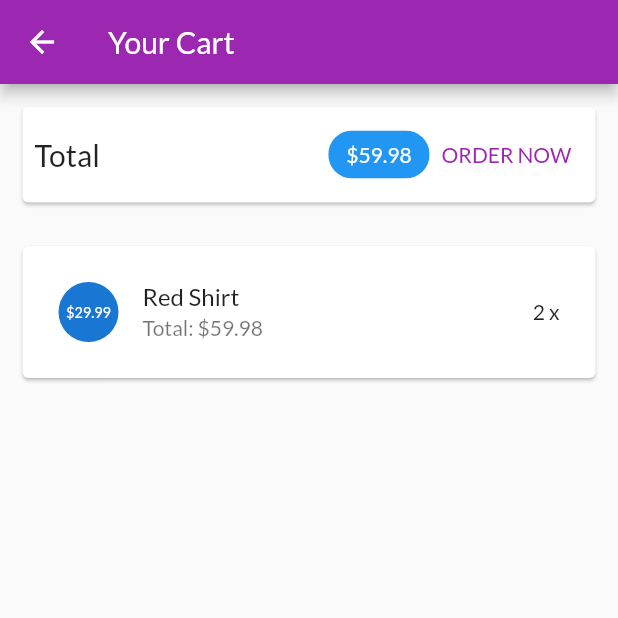
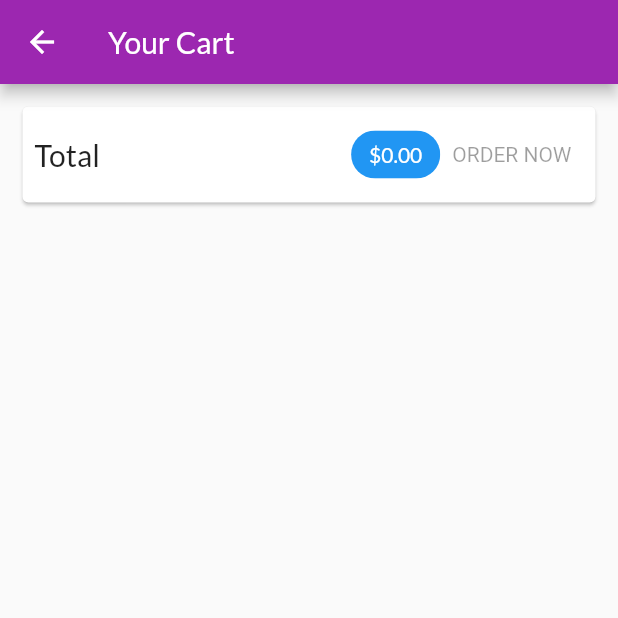
Before and after one commit to DongBichThucNuB1910560/Myshop_uddd, a Flutter app: the CartScreen screen opened by its route, after a tap on "ORDER NOW", on a phone screen of 412 x 824 dp, the top half of it. Run offline on Flutter 3.47's test engine with Material 2 defaults, Android fonts, the phone set to English and light mode, and no system bars; network calls fail.

Commit message:
Quan ly trang thai voi provider - OrdersManager

```diff
--- a/lib/main.dart
+++ b/lib/main.dart
@@ -27,6 +27,9 @@ class MyApp extends StatelessWidget {
         ),
         ChangeNotifierProvider(
           create: (ctx) => CartManager(),
+        ),
+        ChangeNotifierProvider(
+          create: (ctx) => OrdersManager(),
         ),
       ],
       child: MaterialApp(
--- a/lib/ui/cart/cart_manager.dart
+++ b/lib/ui/cart/cart_manager.dart
@@ -20,7 +20,7 @@ class CartManager with ChangeNotifier {
     return {..._items}.entries;
   }
 
-  double get totalAmout {
+  double get totalAmount {
     var total = 0.0;
     _items.forEach((key, cartItem) {
       total += cartItem.price * cartItem.quantity;
--- a/lib/ui/cart/cart_screen.dart
+++ b/lib/ui/cart/cart_screen.dart
@@ -1,6 +1,7 @@
 import 'package:flutter/material.dart';
 import 'package:provider/provider.dart';
 
+import '../orders/order_manager.dart';
 import 'cart_manager.dart';
 import 'cart_item_card.dart';
 
@@ -55,7 +56,7 @@ class CartScreen extends StatelessWidget {
             const Spacer(),
             Chip(
               label: Text(
-                '\$${cart.totalAmout.toStringAsFixed(2)}',
+                '\$${cart.totalAmount.toStringAsFixed(2)}',
                 style: TextStyle(
                   color: Theme.of(context).primaryTextTheme.headline6?.color,
                 ),
@@ -63,11 +64,20 @@ class CartScreen extends StatelessWidget {
               backgroundColor: Theme.of(context).primaryColor,
             ),
             TextButton(
-              onPressed: () {
-                print('An order has been added');
-              },
+              onPressed: cart.totalAmount <= 0
+                  ? null
+                  : () {
+                      context.read<OrdersManager>().addOrder(
+                            cart.products,
+                            cart.totalAmount,
+                          );
+                      cart.clear();
+                    },
+              style: TextButton.styleFrom(
+                textStyle: TextStyle(color: Theme.of(context).primaryColor),
+              ),
               child: const Text('ORDER NOW'),
-            )
+            ),
           ],
         ),
       ),
--- a/lib/ui/orders/order_manager.dart
+++ b/lib/ui/orders/order_manager.dart
@@ -3,7 +3,7 @@ import 'package:flutter/foundation.dart';
 import '../../models/cart_item.dart';
 import '../../models/order_item.dart';
 
-class OrderManager with ChangeNotifier{
+class OrdersManager with ChangeNotifier {
   final List<OrderItem> _orders = [
     OrderItem(
       id: 'o1',
@@ -14,10 +14,24 @@ class OrderManager with ChangeNotifier{
       dateTime: DateTime.now(),
     )
   ];
-  int get orderCount{
+  int get orderCount {
     return _orders.length;
   }
-  List<OrderItem> get orders{
+
+  List<OrderItem> get orders {
     return [..._orders];
   }
+
+  void addOrder(List<CartItem> cartProducts, double total) {
+    _orders.insert(
+      0,
+      OrderItem(
+        id: 'o${DateTime.now().toIso8601String()}',
+        amount: total,
+        products: cartProducts,
+        dateTime: DateTime.now(),
+      ),
+    );
+    notifyListeners();
+  }
 }
--- a/lib/ui/orders/orders_screen.dart
+++ b/lib/ui/orders/orders_screen.dart
@@ -1,4 +1,5 @@
 import 'package:flutter/material.dart';
+import 'package:provider/provider.dart';
 import 'order_manager.dart';
 import 'order_item_card.dart';
 import '../shared/app_drawer.dart';
@@ -9,15 +10,19 @@ class OrderScreen extends StatelessWidget {
   @override
   Widget build(BuildContext context) {
     print('building orders');
-    final ordersManager = OrderManager();
+    // final ordersManager = OrdersManager();
     return Scaffold(
       appBar: AppBar(
         title: const Text('Your Orders'),
       ),
       drawer: const AppDrawer(),
-      body: ListView.builder(
-        itemCount: ordersManager.orderCount,
-        itemBuilder: (ctx, i) => OrderItemCard(ordersManager.orders[i]),
+      body: Consumer<OrdersManager>(
+        builder: (ctx, ordersManager, child) {
+          return ListView.builder(
+            itemCount: ordersManager.orderCount,
+            itemBuilder: (ctx, i) => OrderItemCard(ordersManager.orders[i]),
+          );
+        },
       ),
     );
   }
```
